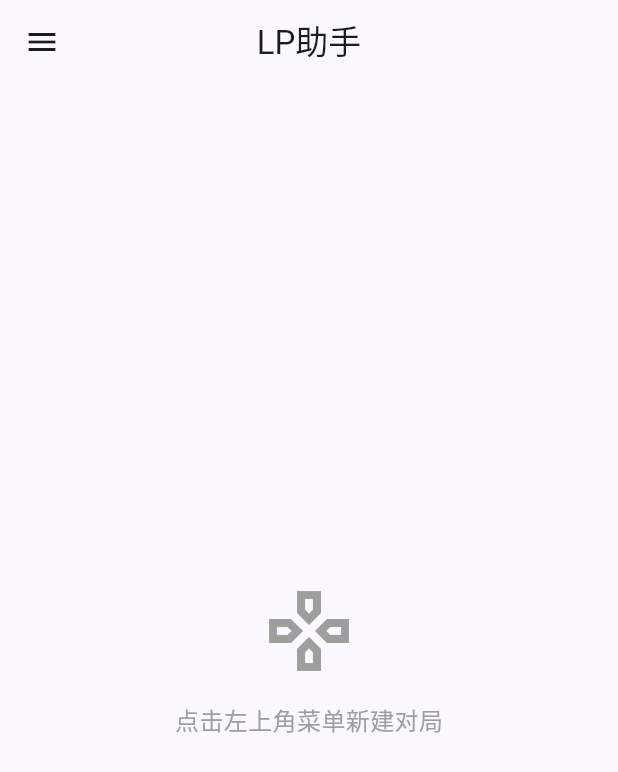
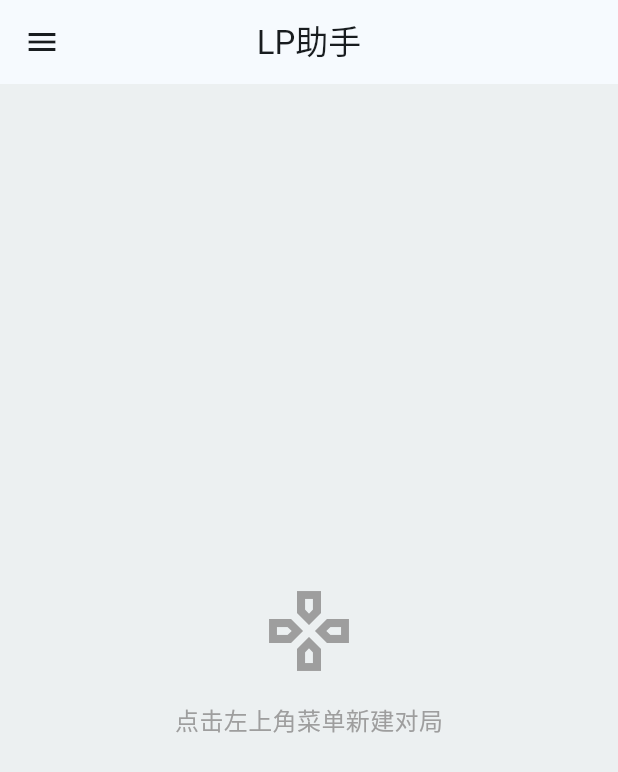
Before and after one commit to Acc0m48/Yu-Gi-Oh.LP-helper, a Flutter app: the screen it shows after launch, on a phone screen of 412 x 824 dp. Shown: the top 772 px of the screen. Run offline on Flutter 3.47's test engine with Material 3 defaults, Android fonts, the phone set to English and light mode, and no system bars.

Commit message:
主题优化：自定义浅色/深色调色板

```diff
--- a/lib/main.dart
+++ b/lib/main.dart
@@ -7,6 +7,7 @@ import 'screens/game_screen.dart';
 import 'screens/settings_page.dart';
 import 'screens/start_game_dialogs.dart';
 import 'widgets/game_drawer.dart';
+import 'theme.dart';
 
 void main() {
   runApp(const LpApp());
@@ -36,16 +37,8 @@ class _LpAppState extends State<LpApp> {
     return MaterialApp(
       title: 'LP助手',
       debugShowCheckedModeBanner: false,
-      theme: ThemeData(
-        colorSchemeSeed: Colors.indigo,
-        useMaterial3: true,
-        brightness: Brightness.light,
-      ),
-      darkTheme: ThemeData(
-        colorSchemeSeed: Colors.indigo,
-        useMaterial3: true,
-        brightness: Brightness.dark,
-      ),
+      theme: buildLightTheme(),
+      darkTheme: buildDarkTheme(),
       themeMode: _themeMode,
       home: const MainScreen(),
     );
--- /dev/null
+++ b/lib/theme.dart
@@ -0,0 +1,42 @@
+import 'package:flutter/material.dart';
+
+class AppColors {
+  // Backgrounds
+  static const Color lightBg = Color(0xFFECF0F1);
+  static const Color darkBg = Color(0xFF2F3542);
+
+  // Accent colors
+  static const Color gold = Color(0xFFECC668);      // 硬币、高亮
+  static const Color coral = Color(0xFFFF7F50);     // 按钮、强调
+  static const Color pink = Color(0xFFFF6B81);      // 防御、软负面
+  static const Color steel = Color(0xFF95AFC0);     // 次要、信息
+  static const Color red = Color(0xFFD63031);       // LP扣减、删除
+  static const Color lightPink = Color(0xFFFF9FF3); // 特殊、魔法
+  static const Color orange = Color(0xFFE58E26);    // LP增加、积极
+
+  // Derived
+  static const Color lpPositive = Color(0xFF27AE60);
+  static const Color lpNegative = Color(0xFFD63031);
+}
+
+ThemeData buildLightTheme() {
+  const seed = AppColors.steel;
+  return ThemeData(
+    colorSchemeSeed: seed,
+    useMaterial3: true,
+    brightness: Brightness.light,
+    scaffoldBackgroundColor: AppColors.lightBg,
+    cardTheme: const CardThemeData(surfaceTintColor: Colors.transparent),
+  );
+}
+
+ThemeData buildDarkTheme() {
+  const seed = AppColors.steel;
+  return ThemeData(
+    colorSchemeSeed: seed,
+    useMaterial3: true,
+    brightness: Brightness.dark,
+    scaffoldBackgroundColor: AppColors.darkBg,
+    cardTheme: const CardThemeData(surfaceTintColor: Colors.transparent),
+  );
+}
```
Also changed, not shown: lib/screens/game_screen.dart (+6 -5 lines).
